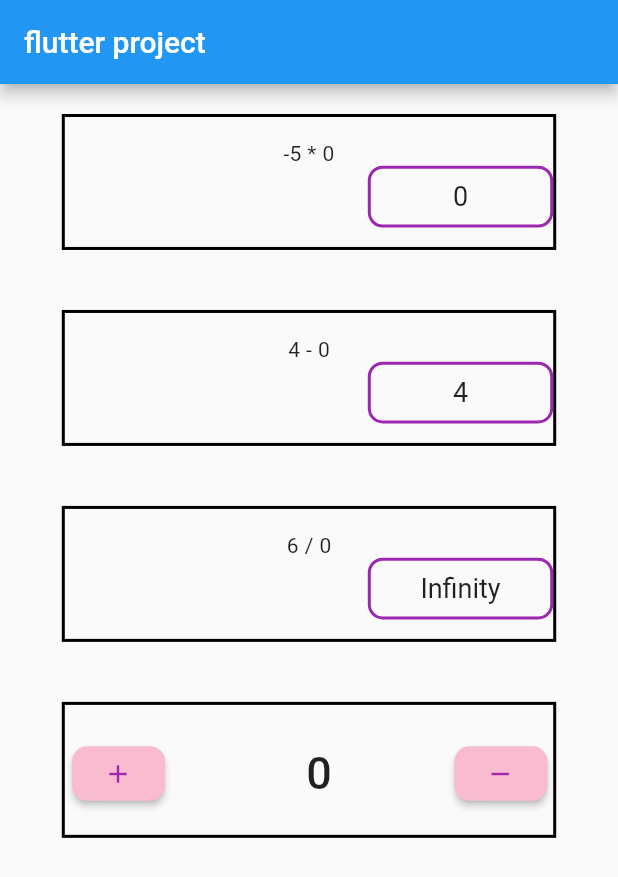
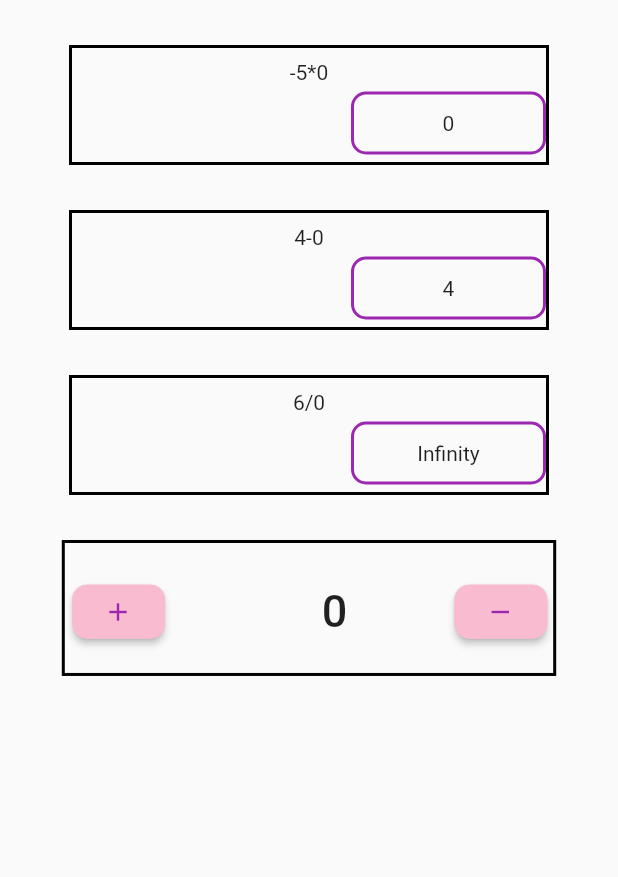
Before and after one commit to MahaIhsham/Arthematicoperations, a Flutter app: the screen it shows after launch, on a phone screen of 412 x 824 dp. Shown: the top 877 px of the screen. Run offline on Flutter 3.47's test engine with Material 2 defaults, Android fonts, the phone set to English and light mode, and no system bars; our stand-ins replace responsive_sizer.

Commit message:
Update MyHomePage.dart

```diff
--- a/lib/MyHomePage.dart
+++ b/lib/MyHomePage.dart
@@ -1,41 +1,21 @@
-
 import 'package:flutter/material.dart';
 import 'package:flutter/rendering.dart';
+import 'package:incrementproject/OperationComponent.dart';
 
 import 'package:responsive_sizer/responsive_sizer.dart';
+
 class MyHomePage extends StatefulWidget {
   const MyHomePage({Key? key, required this.title}) : super(key: key);
 
   final String title;
-
 
   @override
   State<MyHomePage> createState() => _MyHomePageState();
 }
 
 class _MyHomePageState extends State<MyHomePage> {
+ int _count = 0;
 
- String multi(){
-    int a = -5, b = _count ;
-
- String  result =(a*b).toString();
-    return result;
-  }
- String sub(){
-   int a = 4, b = _count ;
-
-   String  result2 =(a-b).toString();
-   return result2;
- }
-
-String divide() {
-  int a = 6,
-      b = _count;
-  String result1 = (a / b).toString();
-  return result1;
-}
-
- int _count = 0;
   void _incrementCount(){
     setState((){
       _count++;
@@ -48,177 +28,28 @@ String divide() {
       _count--;
     });
   }
+
   @override
   Widget build(BuildContext context) {
     return ResponsiveSizer(
         builder: (context, orientation, screenType)
     {
-      return Scaffold(
-        resizeToAvoidBottomInset: false,
-        appBar: AppBar(
-          title: Text(widget.title),
-        ),
+      return
+           Scaffold(
+          resizeToAvoidBottomInset: false,
 
         body: Center(
+          child: Column(
+            children: <Widget>[
 
-          child: Column(
-
-            children: <Widget>[
+              SizedBox(height: 30.0,),
+              OperationComponent(firstValue: -5,secondValue: _count,operation: "*",),
+              SizedBox(height: 30.0,),
+              OperationComponent(firstValue: 4,secondValue:_count,operation: "-",),
+              SizedBox(height: 30.0,),
+              OperationComponent(firstValue: 6,secondValue:_count,operation: "/",),
+              SizedBox(height: 30.0,),
               Container(
-                margin: EdgeInsets.all(20),
-                height:   Adaptive.h(11),
-                width:80.w,
-                decoration: BoxDecoration(
-                  border: Border.all(width: 2, color: Colors.black),
-
-                ),
-                child:
-                Column(
-                  children: [
-
-                    SizedBox(height: Adaptive.h(2),),
-                    Row(
-                      mainAxisAlignment: MainAxisAlignment.center,
-                      crossAxisAlignment: CrossAxisAlignment.center,
-                      children: [
-
-                        Container(
-                          child: Text("-5"),
-                        ),
-                        SizedBox(width: 1.w,),
-                        Container(
-                          child: Text("*"),
-                        ),
-                        SizedBox(width: 1.w,),
-                        Container(
-                          child: Text('${_count}'),
-                        )
-                      ],
-                    ),
-
-                    Row(
-                      mainAxisAlignment: MainAxisAlignment.end,
-                      children:[
-                    Container(
-
-                      height: Adaptive.h(5),
-                      width: 30.w,
-                      alignment: Alignment.center,
-
-                      decoration: BoxDecoration(
-                        border: Border.all(width: 2, color: Colors.purple),
-                        borderRadius: BorderRadius.all(Radius.circular(10)),
-                      ),
-                      child: Text(multi(),style: TextStyle(fontSize: 18,fontWeight: FontWeight.w400)),
-                    )
-]),
-                  ],
-                ),
-              ),
-              Container(
-                margin: EdgeInsets.all(20),
-                height:   Adaptive.h(11),
-                width:80.w,
-                decoration: BoxDecoration(
-                  border: Border.all(width: 2, color: Colors.black),
-
-                ),
-                child:
-                Column(
-                  children: [
-
-                    SizedBox(height: Adaptive.h(2),),
-                    Row(
-                      mainAxisAlignment: MainAxisAlignment.center,
-                      crossAxisAlignment: CrossAxisAlignment.center,
-                      children: [
-
-                        Container(
-                          child: Text("4",),
-                        ),
-                        SizedBox(width: 1.w,),
-                        Container(
-                          child: Text("-"),
-                        ),
-                        SizedBox(width: 1.w,),
-                        Container(
-                          child: Text('${_count}'),
-                        )
-                      ],
-                    ),
-
-                    Row(
-                        mainAxisAlignment: MainAxisAlignment.end,
-                        children:[
-                          Container(
-
-                            height: Adaptive.h(5),
-                            width: 30.w,
-                            alignment: Alignment.center,
-
-                            decoration: BoxDecoration(
-                              border: Border.all(width: 2, color: Colors.purple),
-                              borderRadius: BorderRadius.all(Radius.circular(10)),
-                            ),
-                            child: Text(sub(),style: TextStyle(fontSize: 18,fontWeight: FontWeight.w400)),
-                          )
-                        ]),
-                  ],
-                ),
-              ),
-              Container(
-                margin: EdgeInsets.all(20),
-                height:   Adaptive.h(11),
-                width:80.w,
-                decoration: BoxDecoration(
-                  border: Border.all(width: 2, color: Colors.black),
-
-                ),
-                child:
-                Column(
-                  children: [
-
-                    SizedBox(height: Adaptive.h(2),),
-                    Row(
-                      mainAxisAlignment: MainAxisAlignment.center,
-                      crossAxisAlignment: CrossAxisAlignment.center,
-                      children: [
-
-                        Container(
-                          child: Text("6"),
-                        ),
-                        SizedBox(width: 1.w,),
-                        Container(
-                          child: Text("/"),
-                        ),
-                        SizedBox(width: 1.w,),
-                        Container(
-                          child: Text('${_count}'),
-                        )
-                      ],
-                    ),
-
-                    Row(
-                        mainAxisAlignment: MainAxisAlignment.end,
-                        children:[
-                          Container(
-
-                            height: Adaptive.h(5),
-                            width: 30.w,
-                            alignment: Alignment.center,
-
-                            decoration: BoxDecoration(
-                              border: Border.all(width: 2, color: Colors.purple),
-                              borderRadius: BorderRadius.all(Radius.circular(10)),
-                            ),
-                            child: Text(divide(),style: TextStyle(fontSize: 18,fontWeight: FontWeight.w400)),
-                          )
-                        ]),
-                  ],
-                ),
-              ),
-              Container(
-                margin: EdgeInsets.all(20),
                 height:   Adaptive.h(11),
                 width:80.w,
                 decoration: BoxDecoration(
@@ -238,7 +69,6 @@ String divide() {
                         color: Colors.pink.shade100,
                         padding: EdgeInsets.only(right: 1),
                         shape: RoundedRectangleBorder(
-
                           borderRadius: BorderRadius.circular(10.0),
                           side: BorderSide(color: Colors.pink.shade100),
                         ),
@@ -250,14 +80,14 @@ String divide() {
                   ),
                   Container(
                     height: Adaptive.h(10),
-                    width: 5.w,
+                    width: 10.w,
                     alignment: Alignment.center,
                     margin: EdgeInsets.only(left: 10, top: 5),
                     child:
                     Text("${_count}", style: TextStyle(
                         fontSize: 30, fontWeight: FontWeight.w500),),),
                   SizedBox(
-                    width: 17.w,
+                    width: 12.w,
                   ),
                   Container(
                     height: Adaptive.h(10),
@@ -285,8 +115,8 @@ String divide() {
             ],
           ),
         ),
+    );
 
-      );
     }
     );
   }
```
